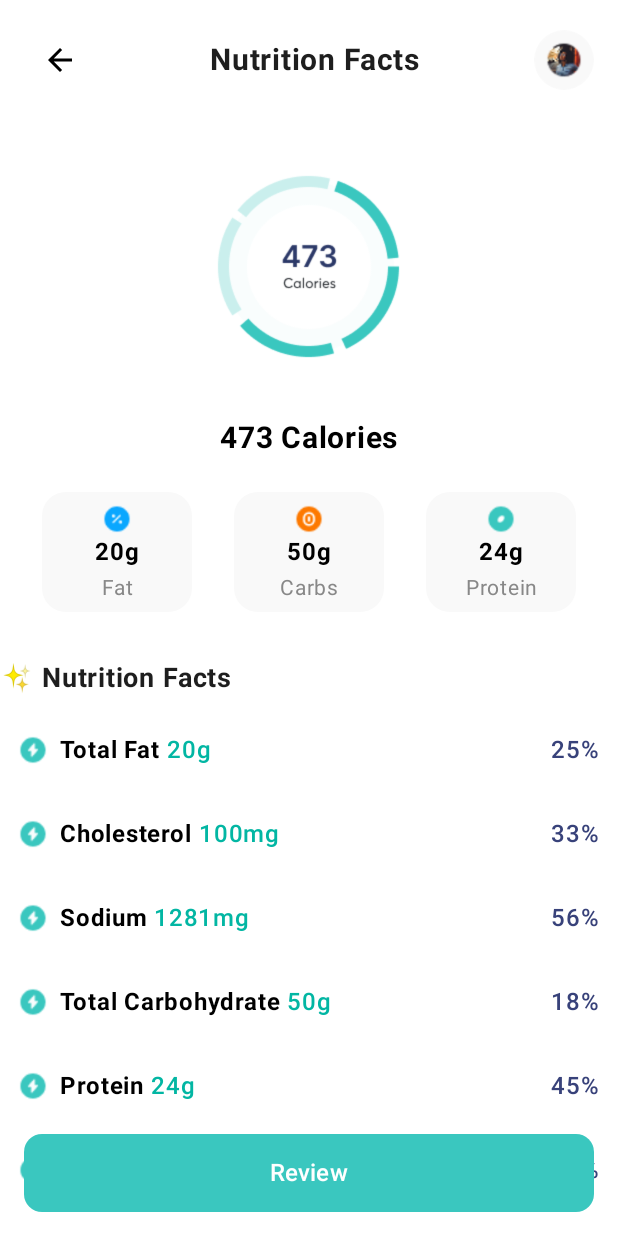
After one commit to NguyenHoangLe0701/NutriCook, an Android app built with Jetpack Compose: the NutritionFactsScreen screen opened through its navigation route, on a phone screen of 412 x 824 dp. The commit adds this screen. Run offline under Robolectric (Android 15) with nearby library versions, the phone set to English and light mode, and no system bars; our stand-ins replace Dagger/Hilt's generated code, Firebase (no records; nobody signed in at launch, a user with empty details on screens opened directly).

Commit message:
update thêm 2 màn hình

```diff
--- a/app/src/main/java/com/example/nutricook/view/nav/NavGraph.kt
+++ b/app/src/main/java/com/example/nutricook/view/nav/NavGraph.kt
@@ -39,7 +39,9 @@ import com.example.nutricook.view.recipes.RecipeDiscoveryScreen
 import com.example.nutricook.view.recipes.RecipeStep2Screen
 import com.example.nutricook.view.recipes.RecipeInfoScreen
 import com.example.nutricook.view.recipes.RecipeStepScreen
+import com.example.nutricook.view.recipes.NutritionFactsScreen
 import com.example.nutricook.view.recipes.RecipeUploadSuccessScreen
+import com.example.nutricook.view.recipes.ReviewScreen
 import com.example.nutricook.viewmodel.auth.AuthViewModel
 
 @Composable
@@ -329,5 +331,13 @@ fun NavGraph(navController: NavHostController) {
             RecipeStepFinalScreen(navController)
         }
 
+        composable("nutrition_facts") {
+            NutritionFactsScreen(navController)
+        }
+
+        composable("review_screen") {
+            ReviewScreen(navController)
+        }
+
     }
 }
--- a/app/src/main/java/com/example/nutricook/view/nav/Routes.kt
+++ b/app/src/main/java/com/example/nutricook/view/nav/Routes.kt
@@ -32,4 +32,6 @@ internal object Routes {
     const val RECIPE_STEP = "recipe_step"
     const val RECIPE_STEP_FINAL = "recipe_step_final"
     const val RECIPE_STEP2 = "recipe_step2"
+    const val NUTRITIONFACTS = "nutrition_facts"
+    const val REVIEWSCREEN = "review_screen"
 }
--- /dev/null
+++ b/app/src/main/java/com/example/nutricook/view/recipes/NutritionFactsScreen.kt
@@ -0,0 +1,328 @@
+package com.example.nutricook.view.recipes
+
+import androidx.compose.foundation.Image
+import androidx.compose.foundation.background
+import androidx.compose.foundation.clickable
+import androidx.compose.foundation.layout.*
+import androidx.compose.foundation.rememberScrollState
+import androidx.compose.foundation.shape.CircleShape
+import androidx.compose.foundation.shape.RoundedCornerShape
+import androidx.compose.foundation.verticalScroll
+import androidx.compose.material.icons.Icons
+import androidx.compose.material.icons.filled.ArrowBack
+import androidx.compose.material3.*
+import androidx.compose.runtime.*
+import androidx.compose.ui.Alignment
+import androidx.compose.ui.Modifier
+import androidx.compose.ui.draw.clip
+import androidx.compose.ui.graphics.Color
+import androidx.compose.ui.layout.ContentScale
+import androidx.compose.ui.layout.onGloballyPositioned
+import androidx.compose.ui.platform.LocalDensity
+import androidx.compose.ui.res.painterResource
+import androidx.compose.ui.text.font.FontWeight
+import androidx.compose.ui.text.style.TextAlign
+import androidx.compose.ui.unit.dp
+import androidx.compose.ui.unit.sp
+import androidx.navigation.NavController
+import com.example.nutricook.R
+
+@Composable
+fun NutritionFactsScreen(navController: NavController) {
+    Box(
+        modifier = Modifier
+            .fillMaxSize()
+            .background(Color.White)
+    ) {
+        // ==== Nội dung cuộn được ====
+        Column(
+            modifier = Modifier
+                .fillMaxSize()
+                .verticalScroll(rememberScrollState())
+                .padding(bottom = 90.dp) // chừa khoảng trống cho button
+        ) {
+            // ==== Header ====
+            Row(
+                modifier = Modifier
+                    .fillMaxWidth()
+                    .padding(top = 16.dp, start = 16.dp, end = 16.dp),
+                horizontalArrangement = Arrangement.SpaceBetween,
+                verticalAlignment = Alignment.CenterVertically
+            ) {
+                IconButton(onClick = { navController.popBackStack() }) {
+                    Icon(
+                        imageVector = Icons.Filled.ArrowBack,
+                        contentDescription = "Back",
+                        tint = Color.Black
+                    )
+                }
+
+                Text(
+                    text = "Nutrition Facts",
+                    fontWeight = FontWeight.Bold,
+                    fontSize = 20.sp,
+                    color = Color(0xFF1E1E1E)
+                )
+
+                Image(
+                    painter = painterResource(id = R.drawable.avatar_sample),
+                    contentDescription = "Avatar",
+                    contentScale = ContentScale.Crop,
+                    modifier = Modifier
+                        .size(40.dp)
+                        .clip(CircleShape)
+                )
+            }
+
+            Spacer(modifier = Modifier.height(24.dp))
+
+            // ==== Calories chart ====
+            Column(
+                modifier = Modifier.fillMaxWidth(),
+                horizontalAlignment = Alignment.CenterHorizontally
+            ) {
+                Image(
+                    painter = painterResource(id = R.drawable.ic_chart_calories),
+                    contentDescription = "Calories Chart",
+                    modifier = Modifier.size(180.dp)
+                )
+                Spacer(modifier = Modifier.height(12.dp))
+                Text("473 Calories", fontSize = 20.sp, fontWeight = FontWeight.Bold)
+            }
+
+            Spacer(modifier = Modifier.height(24.dp))
+
+            // ==== Summary row (Fat / Carbs / Protein) ====
+            Row(
+                modifier = Modifier.fillMaxWidth(),
+                horizontalArrangement = Arrangement.SpaceEvenly
+            ) {
+                NutrientSummaryItem("20g", "Fat", R.drawable.fat)
+                NutrientSummaryItem("50g", "Carbs", R.drawable.finger_cricle)
+                NutrientSummaryItem("24g", "Protein", R.drawable.protein)
+            }
+
+            Spacer(modifier = Modifier.height(32.dp))
+
+            // ==== Nutrition Facts Expandable List ====
+            NutritionFactsExpandableList()
+
+            Spacer(modifier = Modifier.height(16.dp))
+        }
+
+        // ==== Review Button cố định ====
+        Button(
+            onClick = { navController.navigate("review_screen") },
+            colors = ButtonDefaults.buttonColors(containerColor = Color(0xFF3AC7BF)),
+            shape = RoundedCornerShape(12.dp),
+            modifier = Modifier
+                .align(Alignment.BottomCenter)
+                .fillMaxWidth()
+                .padding(horizontal = 16.dp, vertical = 16.dp)
+                .height(52.dp)
+        ) {
+            Text(
+                text = "Review",
+                fontSize = 16.sp,
+                fontWeight = FontWeight.SemiBold,
+                color = Color.White
+            )
+        }
+    }
+}
+
+// ======= Component nhỏ =======
+@Composable
+fun NutrientSummaryItem(value: String, label: String, iconRes: Int) {
+    Card(
+        modifier = Modifier
+            .width(100.dp)
+            .height(80.dp),
+        shape = RoundedCornerShape(16.dp),
+        colors = CardDefaults.cardColors(containerColor = Color(0xFFF9F9F9)),
+        elevation = CardDefaults.cardElevation(defaultElevation = 0.dp)
+    ) {
+        Column(
+            modifier = Modifier
+                .fillMaxSize()
+                .padding(8.dp),
+            horizontalAlignment = Alignment.CenterHorizontally,
+            verticalArrangement = Arrangement.Center
+        ) {
+            Icon(
+                painter = painterResource(id = iconRes),
+                contentDescription = null,
+                tint = Color.Unspecified,
+                modifier = Modifier.size(20.dp)
+            )
+            Text(value, fontWeight = FontWeight.Bold, fontSize = 16.sp)
+            Text(label, color = Color.Gray, fontSize = 14.sp, textAlign = TextAlign.Center)
+        }
+    }
+}
+
+// ======= Nutrition Facts Expandable List =======
+@Composable
+fun NutritionFactsExpandableList() {
+    val facts = listOf(
+        NutritionParent(
+            title = "Total Fat",
+            value = "20g",
+            percent = "25%",
+            children = listOf(
+                NutritionChild("Saturated Fat", "7g", "33%"),
+                NutritionChild("Trans Fat", "0g", "0%"),
+                NutritionChild("Polyunsaturated Fat", "0.042g", "0%"),
+                NutritionChild("Monounsaturated Fat", "0.014g", "0%")
+            )
+        ),
+        NutritionParent(
+            title = "Cholesterol",
+            value = "100mg",
+            percent = "33%",
+            children = listOf(
+                NutritionChild("Saturated Fat", "0.009g", "0%"),
+                NutritionChild("Trans Fat", "-", "0%"),
+                NutritionChild("Polyunsaturated Fat", "0.042g", "0%"),
+                NutritionChild("Monounsaturated Fat", "0.014g", "0%")
+            )
+        ),
+        NutritionParent("Sodium", "1281mg", "56%", emptyList()),
+        NutritionParent("Total Carbohydrate", "50g", "18%", emptyList()),
+        NutritionParent("Protein", "24g", "45%", emptyList()),
+        NutritionParent("Vitamin", "", "45%", emptyList())
+    )
+
+    Column(modifier = Modifier.fillMaxWidth()) {
+        Text(
+            "✨ Nutrition Facts",
+            fontWeight = FontWeight.Bold,
+            color = Color(0xFF1E1E1E),
+            fontSize = 18.sp
+        )
+        Spacer(modifier = Modifier.height(12.dp))
+
+        facts.forEach { fact ->
+            NutritionParentItem(fact)
+            Spacer(modifier = Modifier.height(8.dp))
+        }
+    }
+}
+
+@Composable
+fun NutritionParentItem(fact: NutritionParent) {
+    var expanded by remember { mutableStateOf(false) }
+
+    Column(
+        modifier = Modifier
+            .fillMaxWidth()
+            .clip(RoundedCornerShape(12.dp))
+            .background(Color.White)
+            .padding(12.dp)
+    ) {
+        Row(
+            modifier = Modifier
+                .fillMaxWidth()
+                .clickable(enabled = fact.children.isNotEmpty()) { expanded = !expanded },
+            horizontalArrangement = Arrangement.SpaceBetween,
+            verticalAlignment = Alignment.CenterVertically
+        ) {
+            Row(verticalAlignment = Alignment.CenterVertically) {
+                Icon(
+                    painter = painterResource(id = R.drawable.ic_bolt_blue),
+                    contentDescription = null,
+                    tint = Color.Unspecified,
+                    modifier = Modifier.size(20.dp)
+                )
+                Spacer(modifier = Modifier.width(8.dp))
+                Text(fact.title, fontWeight = FontWeight.Bold, color = Color.Black, fontSize = 16.sp)
+                Spacer(modifier = Modifier.width(4.dp))
+                Text(fact.value, color = Color(0xFF02B6A3), fontWeight = FontWeight.SemiBold)
+            }
+            Text(fact.percent, color = Color(0xFF38427A), fontWeight = FontWeight.SemiBold)
+        }
+
+        if (expanded && fact.children.isNotEmpty()) {
+            Spacer(modifier = Modifier.height(8.dp))
+
+            var columnHeight by remember { mutableStateOf(0) }
+
+            Box(
+                modifier = Modifier
+                    .fillMaxWidth()
+                    .padding(start = 12.dp)
+            ) {
+                // Đường kẻ xanh
+                Box(
+                    modifier = Modifier
+                        .padding(start = 8.dp, top = 12.dp)
+                        .width(2.dp)
+                        .height(with(LocalDensity.current) { columnHeight.toDp() })
+                        .background(Color(0xFF3AC7BF))
+                        .align(Alignment.TopStart)
+                )
+
+                Column(
+                    modifier = Modifier
+                        .padding(start = 24.dp)
+                        .onGloballyPositioned { coordinates ->
+                            columnHeight = coordinates.size.height
+                        }
+                ) {
+                    fact.children.forEach { child ->
+                        Row(
+                            modifier = Modifier
+                                .fillMaxWidth()
+                                .padding(vertical = 6.dp),
+                            horizontalArrangement = Arrangement.SpaceBetween,
+                            verticalAlignment = Alignment.CenterVertically
+                        ) {
+                            Row(verticalAlignment = Alignment.CenterVertically) {
+                                Box(
+                                    modifier = Modifier
+                                        .size(28.dp)
+                                        .background(Color(0xFFFFF6E5), shape = CircleShape),
+                                    contentAlignment = Alignment.Center
+                                ) {
+                                    Icon(
+                                        painter = painterResource(id = R.drawable.ic_bolt_yellow),
+                                        contentDescription = null,
+                                        tint = Color.Unspecified,
+                                        modifier = Modifier.size(14.dp)
+                                    )
+                                }
+
+                                Spacer(modifier = Modifier.width(8.dp))
+                                Column {
+                                    Text(child.title, color = Color(0xFF1E1E1E), fontSize = 14.sp)
+                                    if (child.value.isNotEmpty()) {
+                                        Text(
+                                            text = child.value,
+                                            color = Color(0xFF9CA3AF),
+                                            fontSize = 13.sp
+                                        )
+                                    }
+                                }
+                            }
+                            Text(child.percent, color = Color(0xFF9CA3AF), fontSize = 13.sp)
+                        }
+                    }
+                }
+            }
+        }
+    }
+}
+
+// ======= Data model =======
+data class NutritionParent(
+    val title: String,
+    val value: String,
+    val percent: String,
+    val children: List<NutritionChild>
+)
+
+data class NutritionChild(
+    val title: String,
+    val value: String,
+    val percent: String
+)
--- a/app/src/main/java/com/example/nutricook/view/recipes/RecipeStepFinalScreen.kt
+++ b/app/src/main/java/com/example/nutricook/view/recipes/RecipeStepFinalScreen.kt
@@ -101,7 +101,7 @@ fun RecipeStepFinalScreen(navController: NavController) {
             Spacer(modifier = Modifier.height(32.dp))
 
             Button(
-                onClick = { navController.navigate("home") },
+                onClick = { navController.navigate("nutrition_facts") },
                 colors = ButtonDefaults.buttonColors(containerColor = Color.Black),
                 shape = RoundedCornerShape(12.dp),
                 modifier = Modifier
```
Also changed, not shown: app/src/main/java/com/example/nutricook/view/profile/ExerciseSuggestionsScreen.kt (+8 -2 lines), app/src/main/java/com/example/nutricook/view/recipes/ReviewScreen.kt (added, +254 -0 lines), app/src/main/res/drawable/ic_bolt_blue.png (added), app/src/main/res/drawable/ic_bolt_yellow.png (added), app/src/main/res/drawable/ic_chart_calories.png (added).
